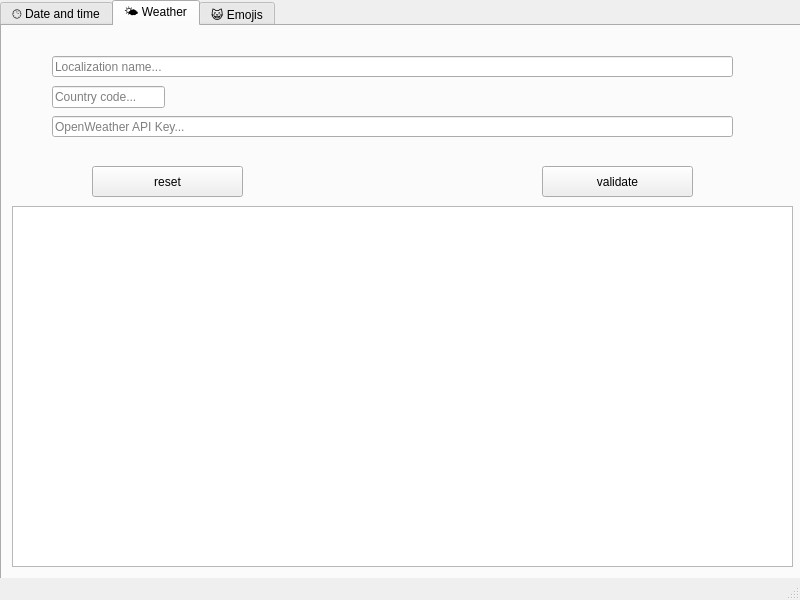
This is maindesktopweadtwindow.ui in Vicken-Ghoubiguian/desktopWeaDTApp as Qt 5 draws it before an edit. The edited form follows.
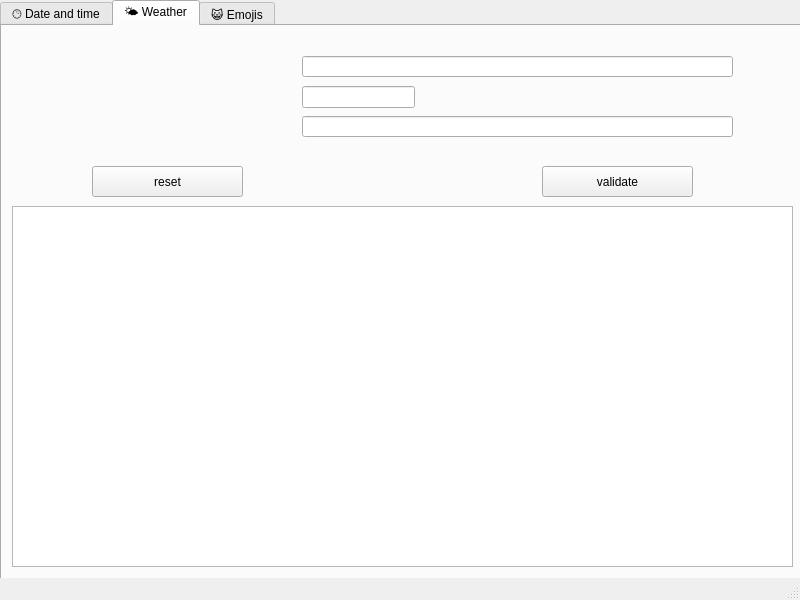
This is the edited form.

```diff
--- a/maindesktopweadtwindow.ui
+++ b/maindesktopweadtwindow.ui
@@ -146,40 +146,40 @@
      <widget class="QLineEdit" name="lineEdit">
       <property name="geometry">
        <rect>
-        <x>50</x>
+        <x>300</x>
         <y>30</y>
-        <width>681</width>
+        <width>431</width>
         <height>21</height>
        </rect>
       </property>
       <property name="placeholderText">
-       <string>Localization name...</string>
+       <string/>
       </property>
      </widget>
      <widget class="QLineEdit" name="lineEdit_2">
       <property name="geometry">
        <rect>
-        <x>50</x>
+        <x>300</x>
         <y>90</y>
-        <width>681</width>
+        <width>431</width>
         <height>21</height>
        </rect>
       </property>
       <property name="placeholderText">
-       <string>OpenWeather API Key...</string>
+       <string/>
       </property>
      </widget>
      <widget class="QLineEdit" name="lineEdit_3">
       <property name="geometry">
        <rect>
-        <x>50</x>
+        <x>300</x>
         <y>60</y>
         <width>113</width>
         <height>22</height>
        </rect>
       </property>
       <property name="placeholderText">
-       <string>Country code...</string>
+       <string/>
       </property>
      </widget>
     </widget>
```
Left out of the diff: 6 changed lines with no effect on the pictures.
